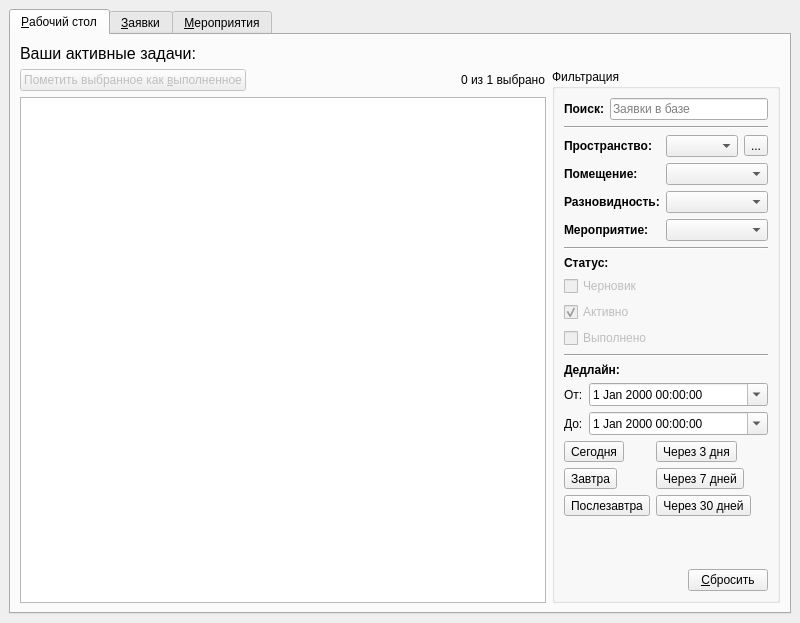
The window that app/ui/main_window.ui (NTO-2nd-stage-ABP/ccms) describes before a commit, drawn with Qt 5.
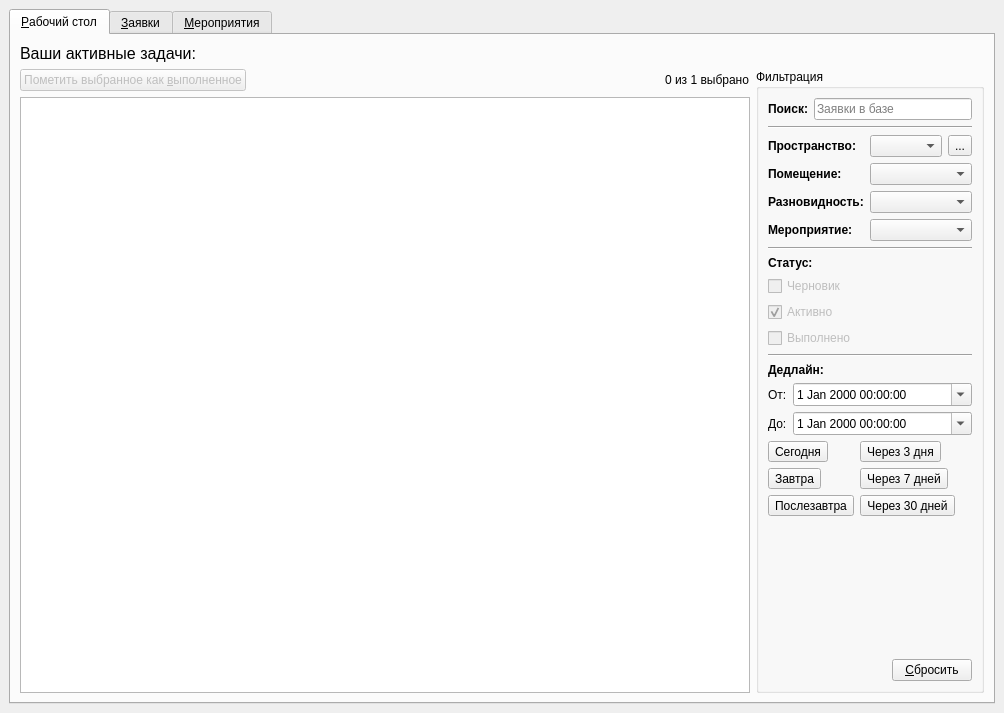
The same window after the commit. Icons and pictures are not drawn.

Commit message: add room to Event and modify works screen

The edit to the form file:
```diff
--- a/app/ui/main_window.ui
+++ b/app/ui/main_window.ui
@@ -6,8 +6,8 @@
    <rect>
     <x>0</x>
     <y>0</y>
-    <width>800</width>
-    <height>623</height>
+    <width>1004</width>
+    <height>713</height>
    </rect>
   </property>
   <property name="windowTitle">
```
Left out of the diff: 15 changed lines with no effect on the pictures. The commit also changes 4 other files.
